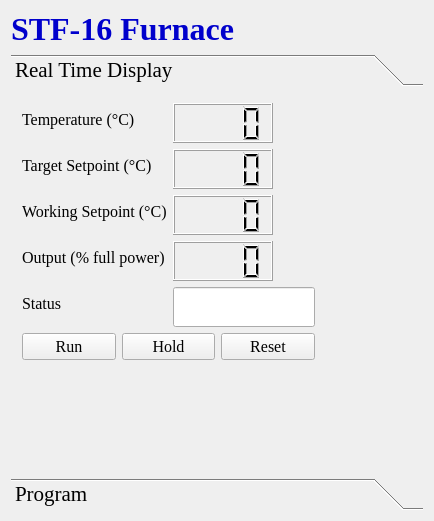
First picture: the form in widget.ui, repository gapost/stf16win, before the edit.
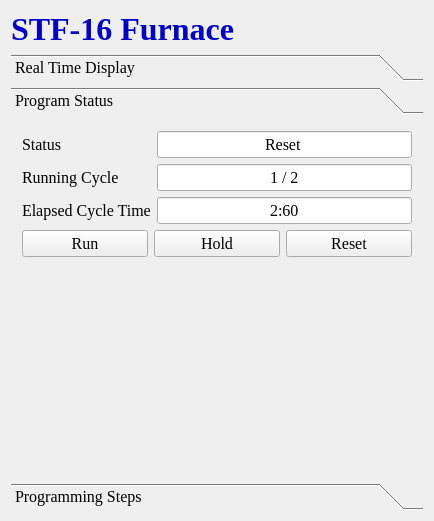
Second picture: the form after the edit. The open tabs and pages were chosen to show the change.

Commit message: Impemented program cycle & time.

Patch:
```diff
--- a/widget.ui
+++ b/widget.ui
@@ -47,7 +47,7 @@
      <property name="font">
       <font>
        <family>Georgia</family>
-       <pointsize>16</pointsize>
+       <pointsize>12</pointsize>
       </font>
      </property>
      <property name="currentIndex">
@@ -59,7 +59,7 @@
         <x>0</x>
         <y>0</y>
         <width>416</width>
-        <height>361</height>
+        <height>343</height>
        </rect>
       </property>
       <property name="font">
@@ -70,13 +70,7 @@
       <attribute name="label">
        <string>Real Time Display</string>
       </attribute>
-      <layout class="QVBoxLayout" name="verticalLayout_4">
-       <item>
-        <layout class="QHBoxLayout" name="horizontalLayout_4">
-         <item>
-          <layout class="QVBoxLayout" name="verticalLayout_3">
-           <item>
-            <layout class="QFormLayout" name="formLayout">
+      <layout class="QFormLayout" name="formLayout_2">
              <item row="0" column="0">
               <widget class="QLabel" name="label">
                <property name="text">
@@ -214,29 +208,113 @@
                </property>
               </widget>
              </item>
-             <item row="4" column="0">
+      </layout>
+     </widget>
+     <widget class="QWidget" name="page_3">
+      <property name="geometry">
+       <rect>
+        <x>0</x>
+        <y>0</y>
+        <width>416</width>
+        <height>343</height>
+       </rect>
+      </property>
+      <attribute name="label">
+       <string>Program Status</string>
+      </attribute>
+      <layout class="QVBoxLayout" name="verticalLayout_3">
+       <item>
+        <layout class="QFormLayout" name="formLayout">
+         <item row="0" column="0">
               <widget class="QLabel" name="label_4">
                <property name="text">
                 <string>Status</string>
                </property>
               </widget>
              </item>
-             <item row="4" column="1">
+         <item row="0" column="1">
               <widget class="QLineEdit" name="edtStatus">
                <property name="sizePolicy">
-                <sizepolicy hsizetype="Fixed" vsizetype="Minimum">
+            <sizepolicy hsizetype="Expanding" vsizetype="Fixed">
                  <horstretch>0</horstretch>
                  <verstretch>0</verstretch>
                 </sizepolicy>
                </property>
                <property name="minimumSize">
                 <size>
-                 <width>100</width>
-                 <height>40</height>
+             <width>0</width>
+             <height>0</height>
                 </size>
                </property>
                <property name="text">
-                <string/>
+            <string>Reset</string>
+           </property>
+           <property name="alignment">
+            <set>Qt::AlignCenter</set>
+           </property>
+           <property name="readOnly">
+            <bool>true</bool>
+           </property>
+          </widget>
+         </item>
+         <item row="1" column="0">
+          <widget class="QLabel" name="label_5">
+           <property name="text">
+            <string>Running Cycle</string>
+           </property>
+          </widget>
+         </item>
+         <item row="1" column="1">
+          <widget class="QLineEdit" name="edtCycle">
+           <property name="sizePolicy">
+            <sizepolicy hsizetype="Expanding" vsizetype="Fixed">
+             <horstretch>0</horstretch>
+             <verstretch>0</verstretch>
+            </sizepolicy>
+           </property>
+           <property name="minimumSize">
+            <size>
+             <width>0</width>
+             <height>0</height>
+            </size>
+           </property>
+           <property name="text">
+            <string>1 / 2</string>
+           </property>
+           <property name="alignment">
+            <set>Qt::AlignCenter</set>
+           </property>
+           <property name="readOnly">
+            <bool>true</bool>
+           </property>
+          </widget>
+         </item>
+         <item row="2" column="0">
+          <widget class="QLabel" name="label_7">
+           <property name="text">
+            <string>Elapsed Cycle Time</string>
+           </property>
+          </widget>
+         </item>
+         <item row="2" column="1">
+          <widget class="QLineEdit" name="edtTimeElapsed">
+           <property name="sizePolicy">
+            <sizepolicy hsizetype="Expanding" vsizetype="Fixed">
+             <horstretch>0</horstretch>
+             <verstretch>0</verstretch>
+            </sizepolicy>
+           </property>
+           <property name="minimumSize">
+            <size>
+             <width>0</width>
+             <height>0</height>
+            </size>
+           </property>
+           <property name="text">
+            <string>2:60</string>
+           </property>
+           <property name="alignment">
+            <set>Qt::AlignCenter</set>
                </property>
                <property name="readOnly">
                 <bool>true</bool>
@@ -273,23 +351,6 @@
              </item>
             </layout>
            </item>
-          </layout>
-         </item>
-         <item>
-          <spacer name="horizontalSpacer_3">
-           <property name="orientation">
-            <enum>Qt::Horizontal</enum>
-           </property>
-           <property name="sizeHint" stdset="0">
-            <size>
-             <width>40</width>
-             <height>20</height>
-            </size>
-           </property>
-          </spacer>
-         </item>
-        </layout>
-       </item>
        <item>
         <spacer name="verticalSpacer">
          <property name="orientation">
@@ -297,8 +358,8 @@
          </property>
          <property name="sizeHint" stdset="0">
           <size>
-           <width>17</width>
-           <height>70</height>
+           <width>20</width>
+           <height>196</height>
           </size>
          </property>
         </spacer>
@@ -315,16 +376,9 @@
        </rect>
       </property>
       <attribute name="label">
-       <string>Program</string>
+       <string>Programming Steps</string>
       </attribute>
       <layout class="QVBoxLayout" name="verticalLayout">
-       <item>
-        <widget class="QLabel" name="label_7">
-         <property name="text">
-          <string>Program steps</string>
-         </property>
-        </widget>
-       </item>
        <item>
         <layout class="QHBoxLayout" name="horizontalLayout_2">
          <item>
```
Left out of the diff: 6 changed lines with no effect on the pictures. Lines whose indentation alone changed are shown as unchanged. The commit also changes 1 other file.
